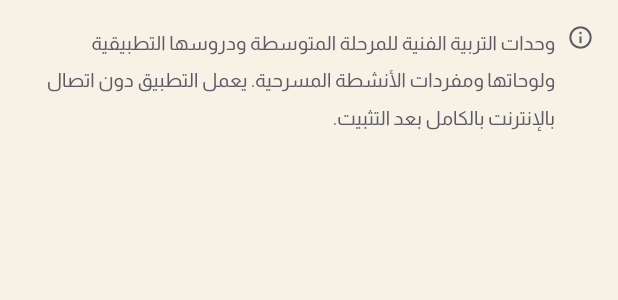
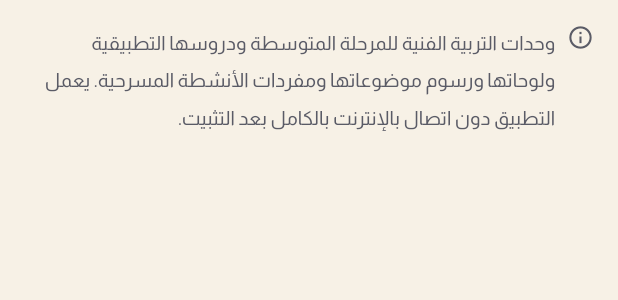
Before and after one commit to techtouchAI/Rebo, a Flutter app: the _FooterNote widget shown alone on an empty page, opened directly with empty values, on a phone screen of 412 x 824 dp. Shown: the top 300 px of the screen. Run offline on Flutter 3.47's test engine with Material 3 defaults, Android fonts, the phone set to English and light mode, and no system bars; our stand-ins replace flutter_svg, shared_preferences; accounts and stored records are empty.

Commit message:
docs(ui): name the topic drawings in the index subtitle and the home footnote
Co-authored-by: arena-agent <297053741+arena-agent@users.noreply.github.com>

```diff
--- a/lib/presentation/screens/home_screen.dart
+++ b/lib/presentation/screens/home_screen.dart
@@ -512,8 +512,8 @@ class _FooterNote extends StatelessWidget {
           const SizedBox(width: AppSpacing.sm),
           Expanded(
             child: Text(
-              'وحدات التربية الفنية للمرحلة المتوسطة ودروسها التطبيقية ولوحاتها ومفردات '
-              'الأنشطة المسرحية. يعمل التطبيق دون اتصال بالإنترنت بالكامل بعد التثبيت.',
+              'وحدات التربية الفنية للمرحلة المتوسطة ودروسها التطبيقية ولوحاتها ورسوم موضوعاتها '
+              'ومفردات الأنشطة المسرحية. يعمل التطبيق دون اتصال بالإنترنت بالكامل بعد التثبيت.',
               style: theme.textTheme.bodyMedium?.copyWith(fontSize: 13),
             ),
           ),
--- a/lib/presentation/screens/index_screen.dart
+++ b/lib/presentation/screens/index_screen.dart
@@ -36,7 +36,7 @@ class _IndexScreenState extends State<IndexScreen> {
         children: <Widget>[
           AppPageHeader(
             title: 'الفهرس',
-            subtitle: 'وحدات ${state.gradeTitle} والدروس التطبيقية واللوحات',
+            subtitle: 'وحدات ${state.gradeTitle} والدروس التطبيقية واللوحات ورسوم الموضوعات',
             actions: <Widget>[
               IconButton(
                 tooltip: 'بحث',
```
